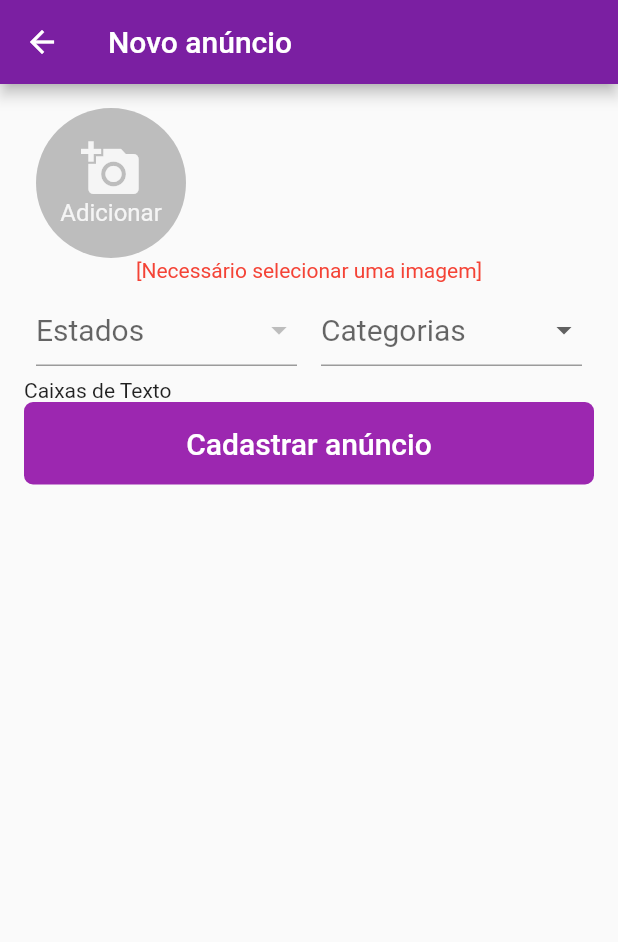
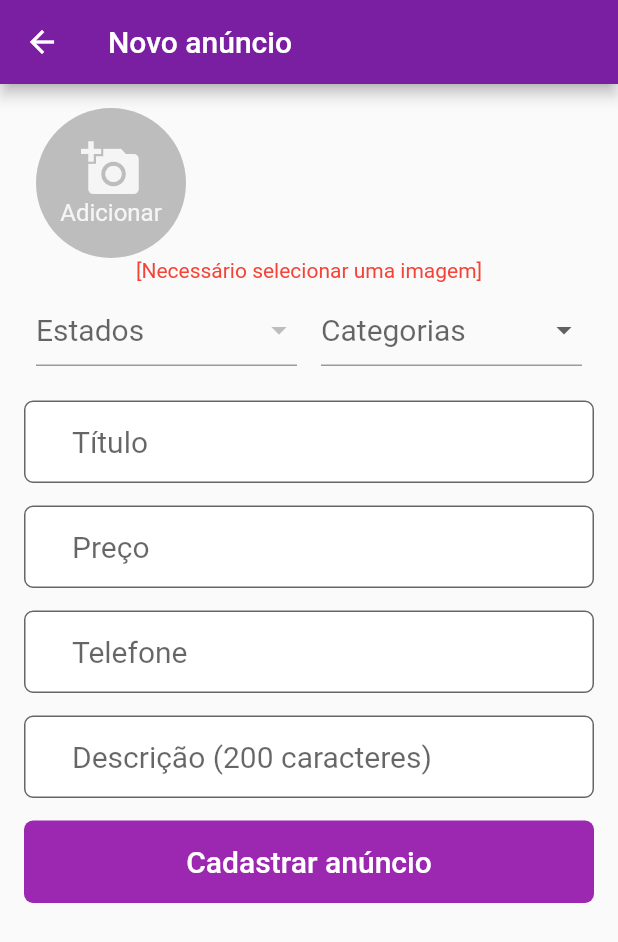
Before and after one commit to davif10/olx-flutter-dart, a Flutter app: the NovoAnuncio screen opened by its route, after a tap on "Cadastrar anúncio", on a phone screen of 412 x 824 dp. Shown: the top 942 px of the screen. Run offline on Flutter 3.47's test engine with Material 2 defaults, Android fonts, the phone set to English and light mode, and no system bars; our stand-ins replace brasil_fields, firebase_auth, firebase_core, image_picker; missing offline and left inert: validadores; accounts and stored records are empty; statements that could not run were skipped.

Commit message:
- Criando campos de textos e validações

```diff
--- a/olx/lib/views/novo_anuncio.dart
+++ b/olx/lib/views/novo_anuncio.dart
@@ -2,8 +2,10 @@ import 'dart:io';
 
 import 'package:brasil_fields/brasil_fields.dart';
 import 'package:flutter/material.dart';
+import 'package:flutter/services.dart';
 import 'package:image_picker/image_picker.dart';
 import 'package:olx/views/widgets/botao_customizado.dart';
+import 'package:olx/views/widgets/input_customizado.dart';
 import 'package:validadores/Validador.dart';
 
 class NovoAnuncio extends StatefulWidget {
@@ -21,6 +23,10 @@ class _NovoAnuncioState extends State<NovoAnuncio> {
 
   String? _itemSelecionadoEstado;
   String? _itemSelecionadoCategoria;
+  TextEditingController _tituloController = TextEditingController();
+  TextEditingController _precoController = TextEditingController();
+  TextEditingController _telefoneController = TextEditingController();
+  TextEditingController _descricaoController = TextEditingController();
 
   @override
   void initState() {
@@ -180,7 +186,58 @@ class _NovoAnuncioState extends State<NovoAnuncio> {
                     )),
                   ],
                 ),
-                Text("Caixas de Texto"),
+                Padding(
+                  padding: const EdgeInsets.only(bottom: 15.0, top: 15.0),
+                  child: InputCustomizado(
+                      controller: _tituloController,
+                      hint: "Título",
+                      validator: (value){
+                        return Validador().add(Validar.OBRIGATORIO, msg: "Campo obrigatório").valido(value);
+                      },
+                  ),
+                ),
+                Padding(
+                  padding: const EdgeInsets.only(bottom: 15.0,),
+                  child: InputCustomizado(
+                    controller: _precoController,
+                    hint: "Preço",
+                    type: TextInputType.number,
+                    inputFormatters: [
+                      FilteringTextInputFormatter.digitsOnly,
+                      RealInputFormatter(moeda: true)
+                    ],
+                    validator: (value){
+                      return Validador().add(Validar.OBRIGATORIO, msg: "Campo obrigatório").valido(value);
+                    },
+                  ),
+                ),
+                Padding(
+                  padding: const EdgeInsets.only(bottom: 15.0,),
+                  child: InputCustomizado(
+                    controller: _telefoneController,
+                    hint: "Telefone",
+                    type: TextInputType.phone,
+                    inputFormatters: [
+                      FilteringTextInputFormatter.digitsOnly,
+                      TelefoneInputFormatter()
+                    ],
+                    validator: (value){
+                      return Validador().add(Validar.OBRIGATORIO, msg: "Campo obrigatório").valido(value);
+                    },
+                  ),
+                ),
+                Padding(
+                  padding: const EdgeInsets.only(bottom: 15.0),
+                  child: InputCustomizado(
+                    controller: _descricaoController,
+                    hint: "Descrição (200 caracteres)",
+                    validator: (value){
+                      return Validador().add(Validar.OBRIGATORIO, msg: "Campo obrigatório")
+                          .maxLength(200, msg: "Máximo de 200 caracteres")
+                          .valido(value);
+                    },
+                  ),
+                ),
                 BotaoCustomizado(
                     texto: "Cadastrar anúncio",
                     onPressed: () {
--- a/olx/lib/views/widgets/input_customizado.dart
+++ b/olx/lib/views/widgets/input_customizado.dart
@@ -1,4 +1,5 @@
 import 'package:flutter/material.dart';
+import 'package:flutter/services.dart';
 
 class InputCustomizado extends StatelessWidget {
   InputCustomizado(
@@ -6,21 +7,31 @@ class InputCustomizado extends StatelessWidget {
       required this.hint,
       this.obscure = false,
       this.autofocus = false,
-      this.type = TextInputType.text});
+      this.type = TextInputType.text,
+      this.inputFormatters,
+      this.maxLines,
+      this.validator
+      });
 
   TextEditingController controller;
-  String hint;
-  bool obscure;
-  bool autofocus;
-  TextInputType? type;
+  final String hint;
+  final bool obscure;
+  final bool autofocus;
+  final TextInputType? type;
+  final List<TextInputFormatter>? inputFormatters;
+  final int? maxLines;
+  String? Function(String?)? validator;
 
   @override
   Widget build(BuildContext context) {
-    return TextField(
+    return TextFormField(
       controller: this.controller,
       obscureText: this.obscure,
       autofocus: this.autofocus,
       keyboardType: this.type,
+      inputFormatters: this.inputFormatters,
+      validator: this.validator,
+      maxLines: this.maxLines,
       style: TextStyle(fontSize: 20),
       decoration: InputDecoration(
           contentPadding: EdgeInsets.fromLTRB(32, 16, 32, 16),
```
